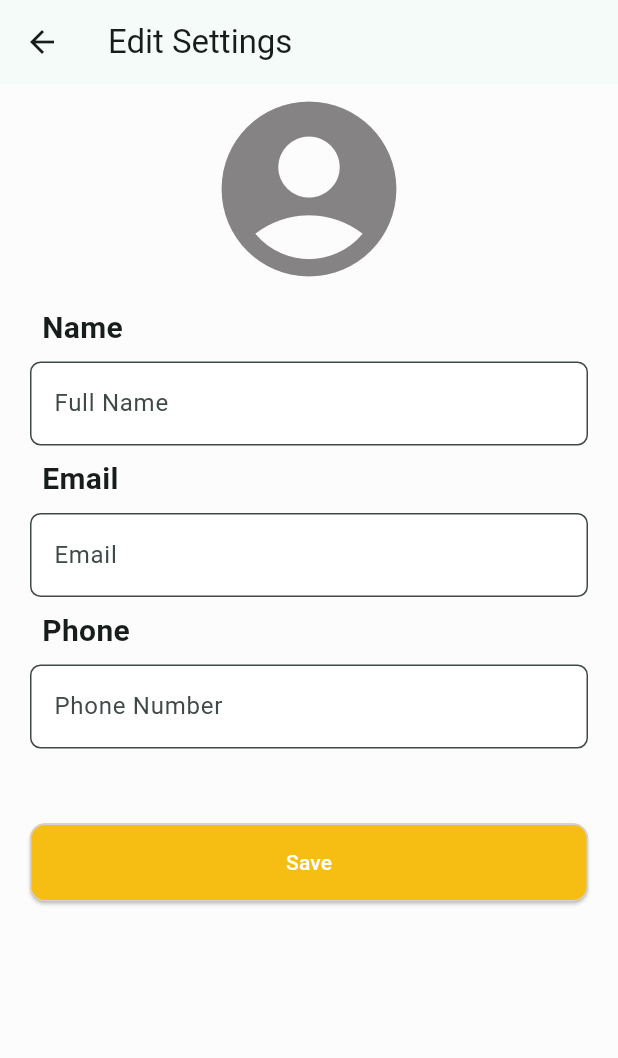
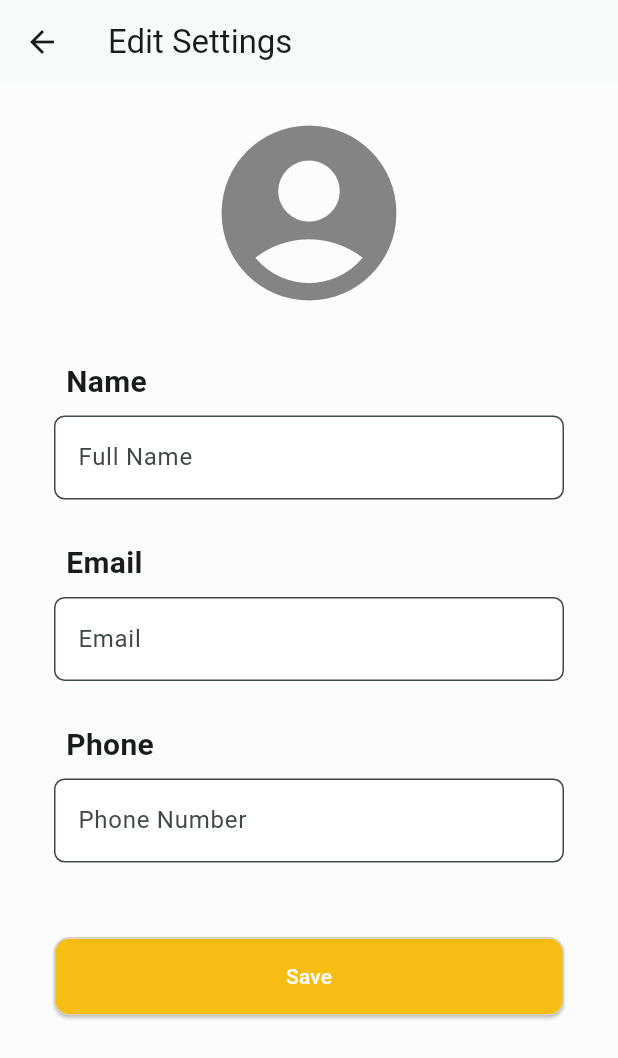
Before and after one commit to HappySolutions/edu_vista, a Flutter app: the EditSettings screen opened directly, on a phone screen of 412 x 824 dp. Shown: the top 1058 px of the screen. Run offline on Flutter 3.47's test engine with Material 3 defaults, Android fonts, the phone set to English and light mode, and no system bars; our stand-ins replace async_builder, bloc, cached_network_image, cloud_firestore, device_preview, file_picker and 7 more; missing offline and left inert: paymob_payment, video_box; accounts and stored records are empty.

Commit message:
fix some bugs

```diff
--- a/lib/pages/profile/edit_settings_page.dart
+++ b/lib/pages/profile/edit_settings_page.dart
@@ -1,7 +1,4 @@
-// ignore_for_file: avoid_print, use_build_context_synchronously
-
 import 'dart:io';
-
 import 'package:cached_network_image/cached_network_image.dart';
 import 'package:cloud_firestore/cloud_firestore.dart';
 import 'package:edu_vista/models/user_model.dart';
@@ -89,12 +86,12 @@ class _EditSettingsState extends State<EditSettings> {
         .update(dataNeedUpdate)
         .then((value) {
       const snackBar = SnackBar(
-        content: Text('Updated Successfuly'),
+        content: Text('Updated Successfully'),
       );
       ScaffoldMessenger.of(context).showSnackBar(snackBar);
     }).catchError((e) {
       const snackBar = SnackBar(
-        content: Text('Error Happend'),
+        content: Text('Error Occurred'),
       );
       ScaffoldMessenger.of(context).showSnackBar(snackBar);
     });
@@ -105,7 +102,6 @@ class _EditSettingsState extends State<EditSettings> {
     _nameController.dispose();
     _emailController.dispose();
     _phoneNumController.dispose();
-
     super.dispose();
   }
 
@@ -115,10 +111,14 @@ class _EditSettingsState extends State<EditSettings> {
       appBar: AppBar(
         title: const Text('Edit Settings'),
       ),
+      resizeToAvoidBottomInset:
+          true, // This allows the body to resize when the keyboard appears
       body: _isLoading
           ? const Center(child: CircularProgressIndicator())
-          : ListView(
-              physics: const NeverScrollableScrollPhysics(),
+          : SingleChildScrollView(
+              child: Padding(
+                padding: const EdgeInsets.all(16.0),
+                child: Column(
                   children: [
                     Align(
                       child: LayoutBuilder(
@@ -151,35 +151,52 @@ class _EditSettingsState extends State<EditSettings> {
                         },
                       ),
                     ),
+                    const SizedBox(height: 20),
                     CustomTextFormField(
                       hintText: 'Full Name',
                       labelText: 'Name',
                       controller: _nameController,
                     ),
+                    const SizedBox(height: 20),
                     CustomTextFormField(
                       hintText: 'Email',
                       labelText: 'Email',
                       controller: _emailController,
                     ),
+                    const SizedBox(height: 20),
                     CustomTextFormField(
                       hintText: 'Phone Number',
                       labelText: 'Phone',
                       controller: _phoneNumController,
                     ),
-                const SizedBox(
-                  height: 40,
-                ),
-                CustomElevatedButton(
+                    const SizedBox(height: 40),
+                    Row(
+                      children: [
+                        Expanded(
+                          child: CustomElevatedButton(
                             onPressed: () {
                               uploadDataFirestore('users', _uid, {
                                 'name': _nameController.text,
                                 'email': _emailController.text,
                                 'phone_number': _phoneNumController.text
                               });
+                              ScaffoldMessenger.of(context).showSnackBar(
+                                const SnackBar(
+                                  content: Text('Profile Updated Successfuly',
+                                      style: TextStyle(color: Colors.white)),
+                                  backgroundColor: ColorUtility.deepYellow,
+                                ),
+                              );
+                              Navigator.pop(context, true);
                             },
                             child: const Text('Save'),
                           ),
+                        ),
                       ],
+                    ),
+                  ],
+                ),
+              ),
             ),
     );
   }
```
Also changed, not shown: lib/widgets/course/all_courses_widget.dart (+0 -10 lines). Lines whose indentation alone changed are shown as unchanged.
